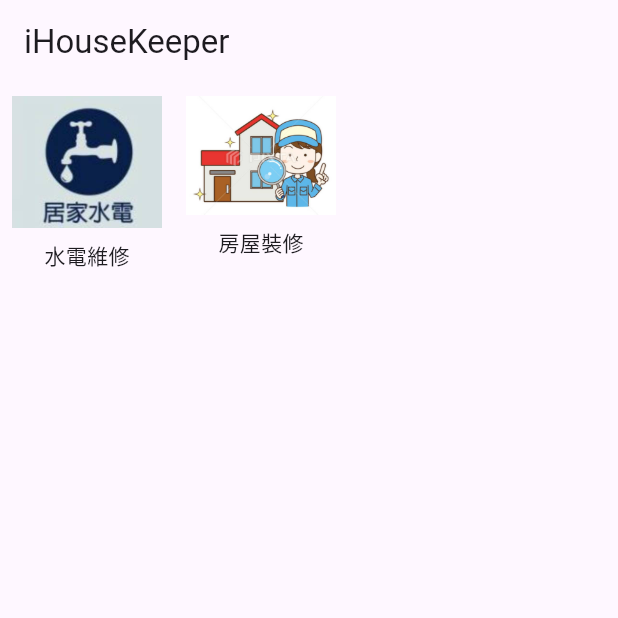
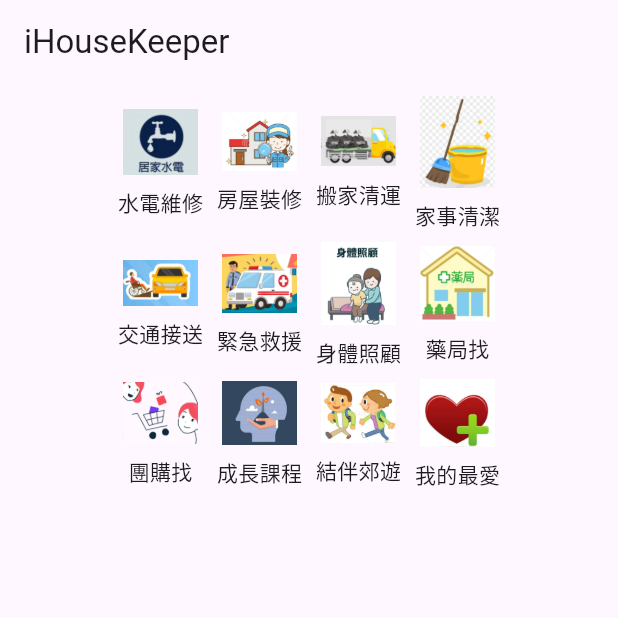
Before and after one commit to ja-errorpro/iHouseKeeper, a Flutter app: the screen it shows after launch, on a phone screen of 412 x 824 dp, the top half of it. Run offline on Flutter 3.47's test engine with Material 3 defaults, Android fonts, the phone set to English and light mode, and no system bars; our stand-ins replace basic_utils, permission_handler.

Commit message:
Add buttons for additional services

```diff
--- /dev/null
+++ b/lib/buttons.dart
@@ -0,0 +1,22 @@
+import 'package:flutter/material.dart';
+
+class Buttons {
+  static Widget getButton(String text, String image, Function() onTap) {
+    return InkWell(
+      onTap: onTap,
+      child: Column(
+        mainAxisSize: MainAxisSize.min,
+        children: [
+          Padding(
+            padding: const EdgeInsets.all(8.0),
+            child: Image(
+              image: AssetImage(image),
+              width: 50,
+            ),
+          ),
+          Text(text)
+        ],
+      ), // Column
+    );
+  }
+}
--- a/lib/main.dart
+++ b/lib/main.dart
@@ -1,6 +1,7 @@
 import 'package:flutter/material.dart';
 import 'package:ihousekeeper/permission.dart';
 import 'package:permission_handler/permission_handler.dart';
+import 'package:ihousekeeper/buttons.dart';
 
 void main() {
   runApp(MyApp());
@@ -30,38 +31,38 @@ class MainScreen extends StatelessWidget {
     // p.getPermission(context, Permission.photos);
     return Scaffold(
         appBar: AppBar(title: const Text('iHouseKeeper')),
-        body: Center(
-            child: Row(children: [
-          InkWell(
-            child: const Column(
-              children: [
-                Padding(
-                  padding: const EdgeInsets.all(8.0),
-                  child: Image(
-                    image: AssetImage('assets/images/water_electricity.png'),
-                    width: 100,
-                  ),
-                ),
-                Text('水電維修')
-              ],
-            ), // Column
-            onTap: () {},
-          ),
-          InkWell(
-            child: const Column(
-              children: [
-                Padding(
-                  padding: const EdgeInsets.all(8.0),
-                  child: Image(
-                    image: AssetImage('assets/images/house_decoration.jpg'),
-                    width: 100,
-                  ),
-                ),
-                Text('房屋裝修')
-              ],
-            ), // Column
-            onTap: () {},
-          ), // InkWell// InkWell
-        ]))); // Scaffold
+        body: Column(
+          children: [
+            Row(mainAxisAlignment: MainAxisAlignment.center, children: [
+              Buttons.getButton(
+                  '水電維修', 'assets/images/water_electricity.png', () => null),
+              Buttons.getButton(
+                  '房屋裝修', 'assets/images/house_decoration.jpg', () => null),
+              Buttons.getButton('搬家清運',
+                  'assets/images/movingNtransportation.jpg', () => null),
+              Buttons.getButton(
+                  '家事清潔', 'assets/images/house_cleaning.jpg', () => null),
+            ]), // Row
+            Row(mainAxisAlignment: MainAxisAlignment.center, children: [
+              Buttons.getButton(
+                  '交通接送', 'assets/images/transportation.jpg', () => null),
+              Buttons.getButton(
+                  '緊急救援', 'assets/images/emergency.jpg', () => null),
+              Buttons.getButton(
+                  '身體照顧', 'assets/images/body_care.jpg', () => null),
+              Buttons.getButton(
+                  '藥局找', 'assets/images/pharmacy.jpg', () => null),
+            ]), // Row
+            Row(mainAxisAlignment: MainAxisAlignment.center, children: [
+              Buttons.getButton(
+                  '團購找', 'assets/images/group_buying.jpg', () => null),
+              Buttons.getButton(
+                  '成長課程', 'assets/images/growth_course.jpg', () => null),
+              Buttons.getButton('結伴郊遊', 'assets/images/outing.jpg', () => null),
+              Buttons.getButton(
+                  '我的最愛', 'assets/images/my_favourite.jpg', () => null),
+            ]) // Row
+          ],
+        )); // Scaffold
   } // build()
 }
```
